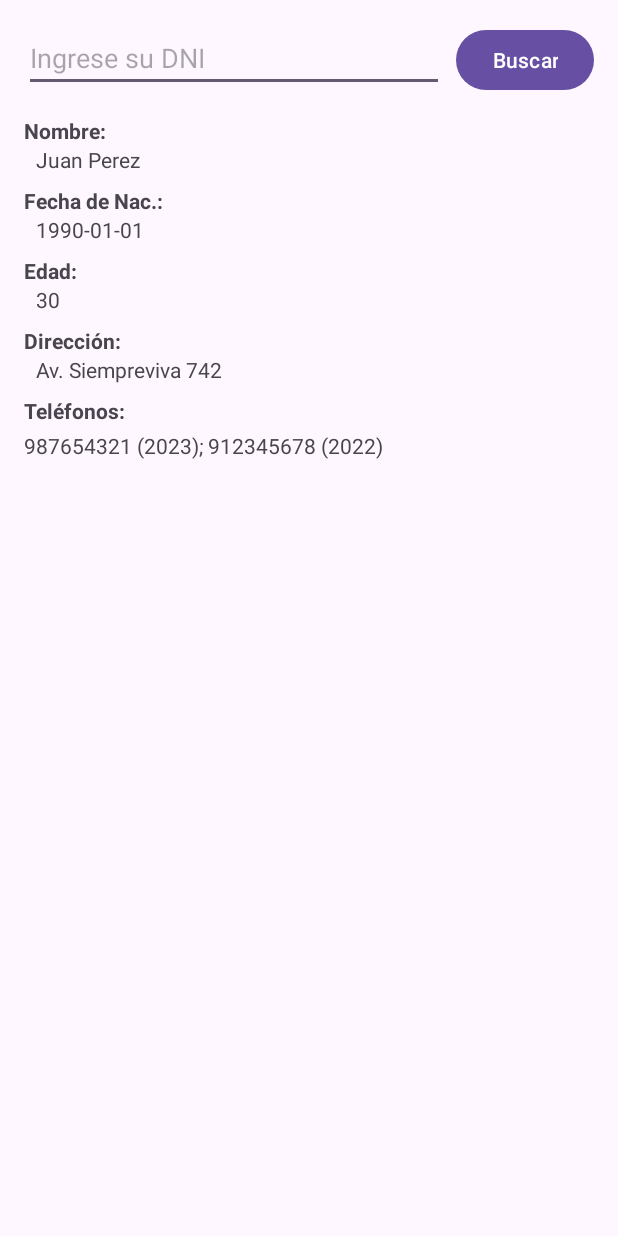
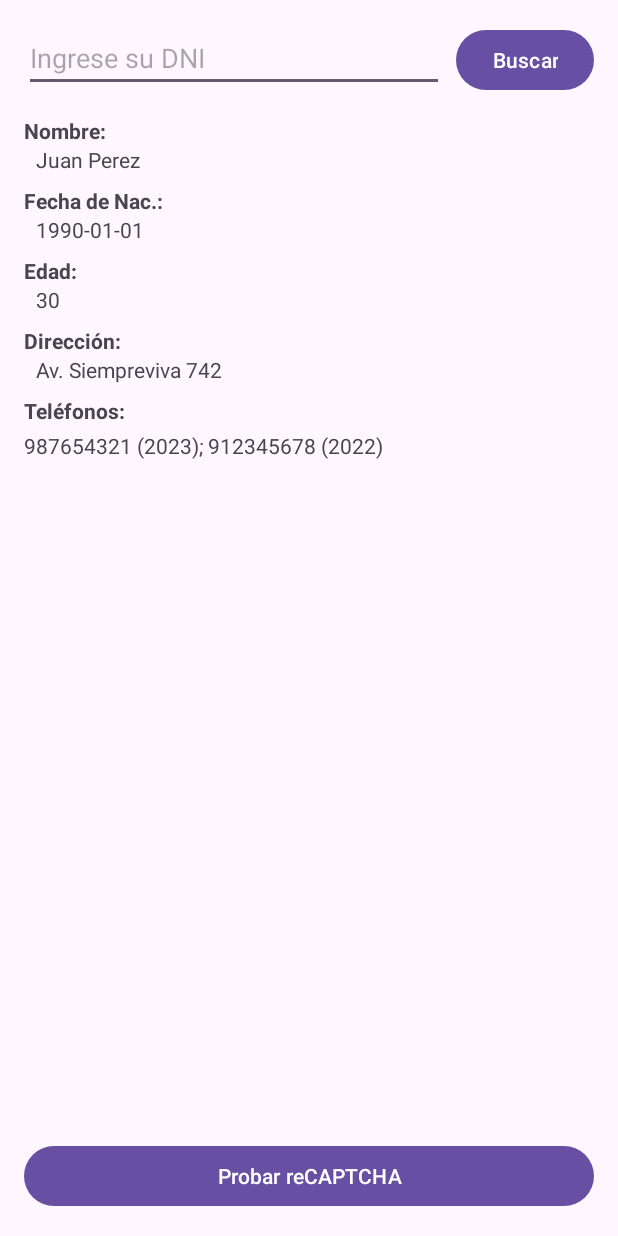
Before and after one commit to DarikPK/MovileCheck, an Android app: the layout activity_main.xml on its own in the app's theme, with its tools: preview values and no code run, on a phone screen of 412 x 824 dp. Run offline under Robolectric (Android 15) with nearby library versions, the phone set to English and light mode, and no system bars.

Commit message:
feat: Configure reCAPTCHA API and add example
This commit configures the application to use the latest Google Play Services reCAPTCHA API.

- Replaces the deprecated SafetyNet dependency with `play-services-recaptcha`.
- Adds the user-provided reCAPTCHA API key to the `AndroidManifest.xml`.
- Adds a test button and example logic to `MainActivity.kt` to execute the reCAPTCHA client and display the verification result in a Toast.

This change is built upon the existing application structure and signing configuration.

```diff
--- a/app/build.gradle.kts
+++ b/app/build.gradle.kts
@@ -54,7 +54,7 @@ dependencies {
     implementation(platform("com.google.firebase:firebase-bom:33.1.0"))
     implementation("com.google.firebase:firebase-auth")
     implementation("com.google.firebase:firebase-firestore")
-    implementation("com.google.android.gms:play-services-safetynet:18.0.1")
+    implementation("com.google.android.gms:play-services-recaptcha:18.5.1")
 
     implementation("androidx.core:core-ktx:1.12.0")
     implementation("androidx.appcompat:appcompat:1.6.1")
--- a/app/src/main/AndroidManifest.xml
+++ b/app/src/main/AndroidManifest.xml
@@ -9,6 +9,11 @@
         android:supportsRtl="true"
         android:theme="@style/Theme.ConsultaDNI"
         android:usesCleartextTraffic="true">
+
+        <meta-data
+            android:name="com.google.android.gms.recaptcha.API_KEY"
+            android:value="AIzaSyBunum18wPJL-gPgt4RklCHl90RdHMUvIY" />
+
         <activity
             android:name=".LoginActivity"
             android:exported="true"
--- a/app/src/main/res/layout/activity_main.xml
+++ b/app/src/main/res/layout/activity_main.xml
@@ -135,4 +135,13 @@
         app:layout_constraintTop_toTopOf="parent"
         app:layout_constraintStart_toStartOf="parent"/>
 
+    <com.google.android.material.button.MaterialButton
+        android:id="@+id/recaptcha_test_button"
+        android:layout_width="0dp"
+        android:layout_height="wrap_content"
+        android:text="@string/recaptcha_test_button"
+        app:layout_constraintBottom_toBottomOf="parent"
+        app:layout_constraintStart_toStartOf="parent"
+        app:layout_constraintEnd_toEndOf="parent"/>
+
 </androidx.constraintlayout.widget.ConstraintLayout>
--- a/app/src/main/res/values/strings.xml
+++ b/app/src/main/res/values/strings.xml
@@ -27,4 +27,7 @@
 
     <!-- Time Restriction -->
     <string name="time_restriction_message">Las consultas solo están disponibles en el horario de 7am a 11:30pm.</string>
+
+    <!-- reCAPTCHA Test -->
+    <string name="recaptcha_test_button">Probar reCAPTCHA</string>
 </resources>
```
Also changed, not shown: app/src/main/java/com/example/consultadni/MainActivity.kt (+20 -0 lines).
